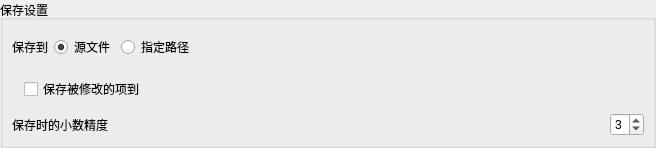
Above: src/utils/widgets/otofilesavewidget.ui from shine5402/KiraOtoToolbox before the change. Below: the same form after it.
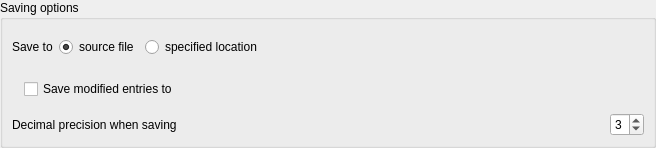
That is the form after the change. Custom widgets are drawn as their Qt base class.

What changed in the file:
```diff
--- a/src/utils/widgets/otofilesavewidget.ui
+++ b/src/utils/widgets/otofilesavewidget.ui
@@ -29,7 +29,7 @@
    <item>
     <widget class="QGroupBox" name="saveOptionGroupBox">
      <property name="title">
-      <string>保存设置</string>
+      <string>Saving options</string>
      </property>
      <layout class="QVBoxLayout" name="verticalLayout_4">
       <item>
@@ -37,14 +37,14 @@
         <item>
          <widget class="QLabel" name="label_6">
           <property name="text">
-           <string>保存到</string>
+           <string>Save to</string>
           </property>
          </widget>
         </item>
         <item>
          <widget class="QRadioButton" name="saveToSrcRadioButton">
           <property name="text">
-           <string>源文件</string>
+           <string>source file</string>
           </property>
           <property name="checked">
            <bool>true</bool>
@@ -57,7 +57,7 @@
         <item>
          <widget class="QRadioButton" name="saveToCustomRadioButton">
           <property name="text">
-           <string>指定路径</string>
+           <string>specified location</string>
           </property>
           <attribute name="buttonGroup">
            <string notr="true">saveFileNameButtonGroup</string>
@@ -97,7 +97,7 @@
          <item>
           <widget class="QCheckBox" name="secondFileNameCheckBox">
            <property name="text">
-            <string>保存被修改的项到</string>
+            <string>Save modified entries to</string>
            </property>
           </widget>
          </item>
@@ -122,7 +122,7 @@
         <item>
          <widget class="QLabel" name="label">
           <property name="text">
-           <string>保存时的小数精度</string>
+           <string>Decimal precision when saving</string>
           </property>
          </widget>
         </item>
```
Left out of the diff: 3 changed lines with no effect on the pictures.
